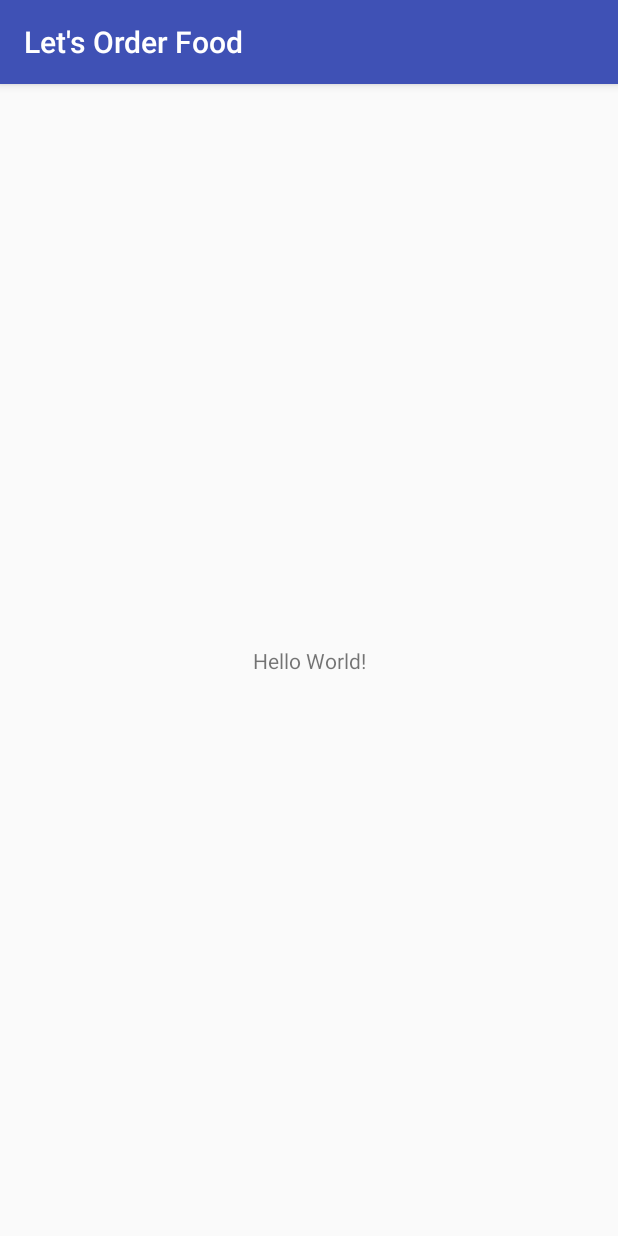
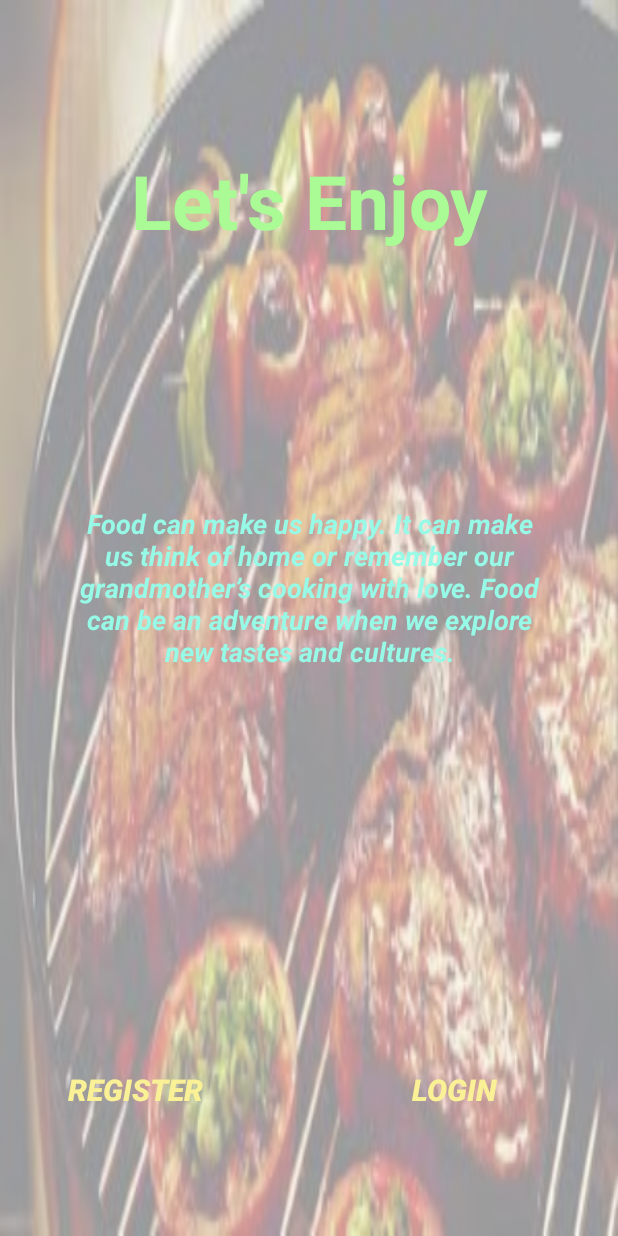
Before and after one commit to asalrostami/Let-sEnjoyFood, an Android app: the screen it shows after launch (MainActivity), on a phone screen of 412 x 824 dp. Run offline under Robolectric (Android 15) with nearby library versions, the phone set to English and light mode, and no system bars.

Commit message:
Started Let'sEnjoyFood Project

```diff
--- a/app/build.gradle
+++ b/app/build.gradle
@@ -4,7 +4,7 @@ android {
     compileSdkVersion 25
     buildToolsVersion "25.0.2"
     defaultConfig {
-        applicationId "com.example.asal.letsorderfood"
+        applicationId "com.example.asal.letsenjoyfood"
         minSdkVersion 15
         targetSdkVersion 25
         versionCode 1
@@ -28,4 +28,3 @@ dependencies {
     compile 'com.android.support.constraint:constraint-layout:1.0.2'
     testCompile 'junit:junit:4.12'
 }
-apply plugin: 'com.google.gms.google-services'
--- /dev/null
+++ b/app/src/main/java/com/example/asal/letsenjoyfood/MainActivity.java
@@ -0,0 +1,25 @@
+package com.example.asal.letsenjoyfood;
+
+import android.content.Intent;
+import android.support.v7.app.AppCompatActivity;
+import android.os.Bundle;
+import android.view.View;
+
+public class MainActivity extends AppCompatActivity {
+
+    @Override
+    protected void onCreate(Bundle savedInstanceState) {
+        super.onCreate(savedInstanceState);
+        setContentView(R.layout.activity_main);
+    }
+
+    public void register_click(View view) {
+        Intent i = new Intent(MainActivity.this,RegistrationActivity.class);
+        startActivity(i);
+    }
+
+    public void login_click(View view) {
+        Intent i = new Intent(MainActivity.this,LoginActivity.class);
+        startActivity(i);
+    }
+}
--- a/app/src/main/java/com/example/asal/letsorderfood/MainActivity.java
+++ b/app/src/main/java/com/example/asal/letsenjoyfood/RegistrationActivity.java
@@ -1,13 +1,13 @@
-package com.example.asal.letsorderfood;
+package com.example.asal.letsenjoyfood;
 
 import android.support.v7.app.AppCompatActivity;
 import android.os.Bundle;
 
-public class MainActivity extends AppCompatActivity {
+public class RegistrationActivity extends AppCompatActivity {
 
     @Override
     protected void onCreate(Bundle savedInstanceState) {
         super.onCreate(savedInstanceState);
-        setContentView(R.layout.activity_main);
+        setContentView(R.layout.activity_registration);
     }
 }
--- a/app/src/main/res/layout/activity_main.xml
+++ b/app/src/main/res/layout/activity_main.xml
@@ -1,19 +1,76 @@
 <?xml version="1.0" encoding="utf-8"?>
-<android.support.constraint.ConstraintLayout
+<RelativeLayout
     xmlns:android="http://schemas.android.com/apk/res/android"
     xmlns:app="http://schemas.android.com/apk/res-auto"
     xmlns:tools="http://schemas.android.com/tools"
     android:layout_width="match_parent"
     android:layout_height="match_parent"
-    tools:context="com.example.asal.letsorderfood.MainActivity">
+    android:background="@drawable/food1"
+    android:alpha="0.4"
+    tools:context="com.example.asal.letsenjoyfood.MainActivity">
+
+
+    <Button
+        android:id="@+id/btnRegisterM"
+        android:layout_width="wrap_content"
+        android:layout_height="wrap_content"
+        android:text="Register"
+        android:textStyle="bold|italic"
+        android:background="@null"
+        android:textSize="20sp"
+        android:textColor="#fce402"
+        android:layout_alignParentBottom="true"
+        android:layout_alignParentLeft="true"
+        android:layout_alignParentStart="true"
+        android:layout_marginLeft="45dp"
+        android:layout_marginStart="45dp"
+        android:layout_marginBottom="73dp"
+        android:onClick="register_click"/>
+
+    <Button
+        android:id="@+id/btnLoginM"
+        android:layout_width="wrap_content"
+        android:layout_height="wrap_content"
+        android:text="Login"
+        android:textStyle="bold|italic"
+        android:textSize="20sp"
+        android:textColor="#fce402"
+        android:background="@null"
+        android:layout_alignBaseline="@+id/btnRegisterM"
+        android:layout_alignBottom="@+id/btnRegisterM"
+        android:layout_alignParentRight="true"
+        android:layout_alignParentEnd="true"
+        android:layout_marginRight="65dp"
+        android:layout_marginEnd="65dp"
+        android:onClick="login_click"/>
 
     <TextView
-        android:layout_width="wrap_content"
+        android:id="@+id/textView2"
+        android:layout_width="match_parent"
+        android:layout_height="150sp"
+        android:textColor="#06facd"
+        android:textSize="18sp"
+        android:textStyle="bold|italic"
+        android:textAlignment="center"
+        android:text="Food can make us happy. It can make us think of home or remember our grandmother’s cooking with love. Food can be an adventure when we explore new tastes and cultures."
+        android:layout_centerVertical="true"
+        android:layout_alignLeft="@+id/textView3"
+        android:layout_alignStart="@+id/textView3"
+        android:layout_alignRight="@+id/textView3"
+        android:layout_alignEnd="@+id/textView3"/>
+
+    <TextView
+        android:id="@+id/textView3"
+        android:layout_width="match_parent"
+        android:layout_marginTop="100dp"
+        android:layout_marginBottom="10dp"
         android:layout_height="wrap_content"
-        android:text="Hello World!"
-        app:layout_constraintBottom_toBottomOf="parent"
-        app:layout_constraintLeft_toLeftOf="parent"
-        app:layout_constraintRight_toRightOf="parent"
-        app:layout_constraintTop_toTopOf="parent"/>
+        android:text="Let's Enjoy"
 
-</android.support.constraint.ConstraintLayout>
+        android:textSize="50sp"
+        android:layout_marginLeft="50sp"
+        android:layout_marginRight="50sp"
+        android:gravity="center"
+        android:textColor="#34fc02"
+        android:textStyle="bold"/>
+</RelativeLayout>
--- a/app/src/main/res/values/colors.xml
+++ b/app/src/main/res/values/colors.xml
@@ -3,4 +3,5 @@
     <color name="colorPrimary">#3F51B5</color>
     <color name="colorPrimaryDark">#303F9F</color>
     <color name="colorAccent">#FF4081</color>
+    <color name="black">#000000</color>
 </resources>
--- a/app/src/main/res/values/styles.xml
+++ b/app/src/main/res/values/styles.xml
@@ -1,10 +1,10 @@
 <resources>
 
     <!-- Base application theme. -->
-    <style name="AppTheme" parent="Theme.AppCompat.Light.DarkActionBar">
+    <style name="AppTheme" parent="Theme.AppCompat.Light.NoActionBar">
         <!-- Customize your theme here. -->
         <item name="colorPrimary">@color/colorPrimary</item>
-        <item name="colorPrimaryDark">@color/colorPrimaryDark</item>
+        <item name="colorPrimaryDark">@color/black</item>
         <item name="colorAccent">@color/colorAccent</item>
     </style>
 
--- a/build.gradle
+++ b/build.gradle
@@ -6,7 +6,7 @@ buildscript {
     }
     dependencies {
         classpath 'com.android.tools.build:gradle:2.3.3'
-        classpath 'com.google.gms:google-services:3.1.0'
+
 
         // NOTE: Do not place your application dependencies here; they belong
         // in the individual module build.gradle files
```
Also changed, not shown: app/src/main/AndroidManifest.xml (+9 -3 lines), app/src/main/java/com/example/asal/letsenjoyfood/LoginActivity.java (added, +13 -0 lines), app/src/main/res/layout/activity_login.xml (added, +12 -0 lines), app/src/main/res/layout/activity_registration.xml (added, +81 -0 lines), app/src/main/res/drawable/food1.jpeg (added), app/src/main/res/drawable/food2.jpeg (added), app/src/main/res/drawable/food3.jpeg (added), 5 other files.
